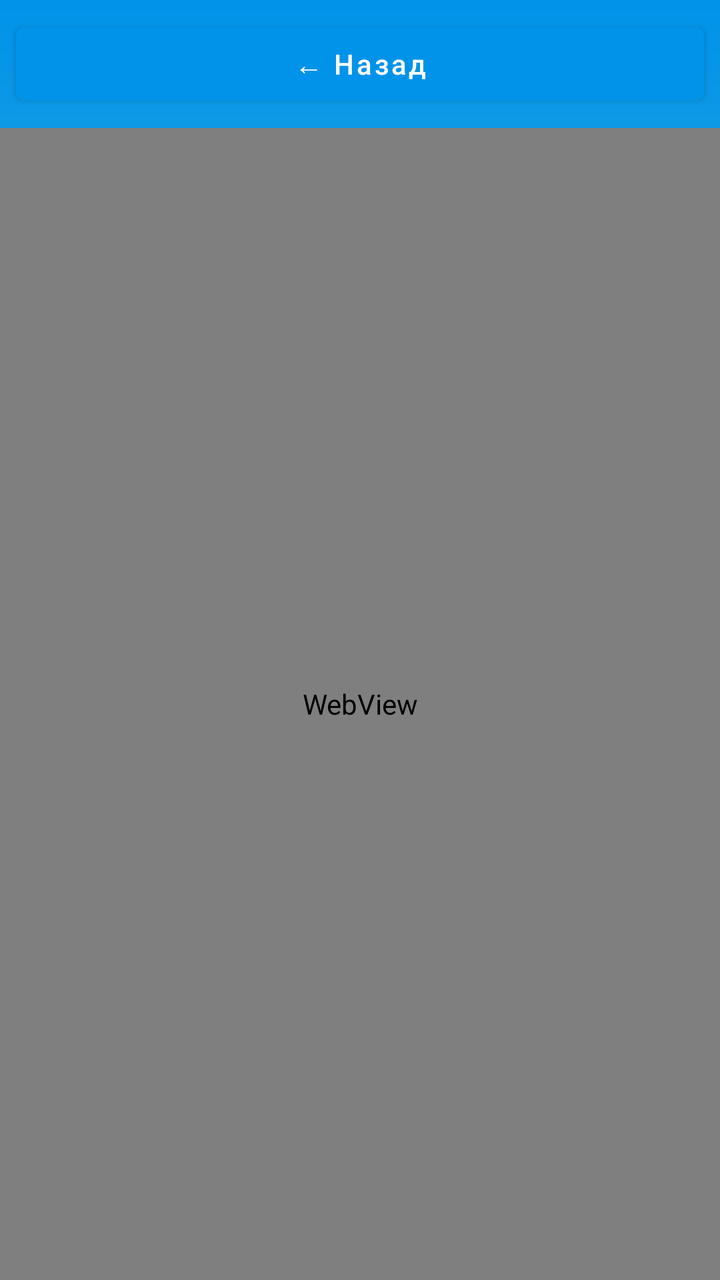
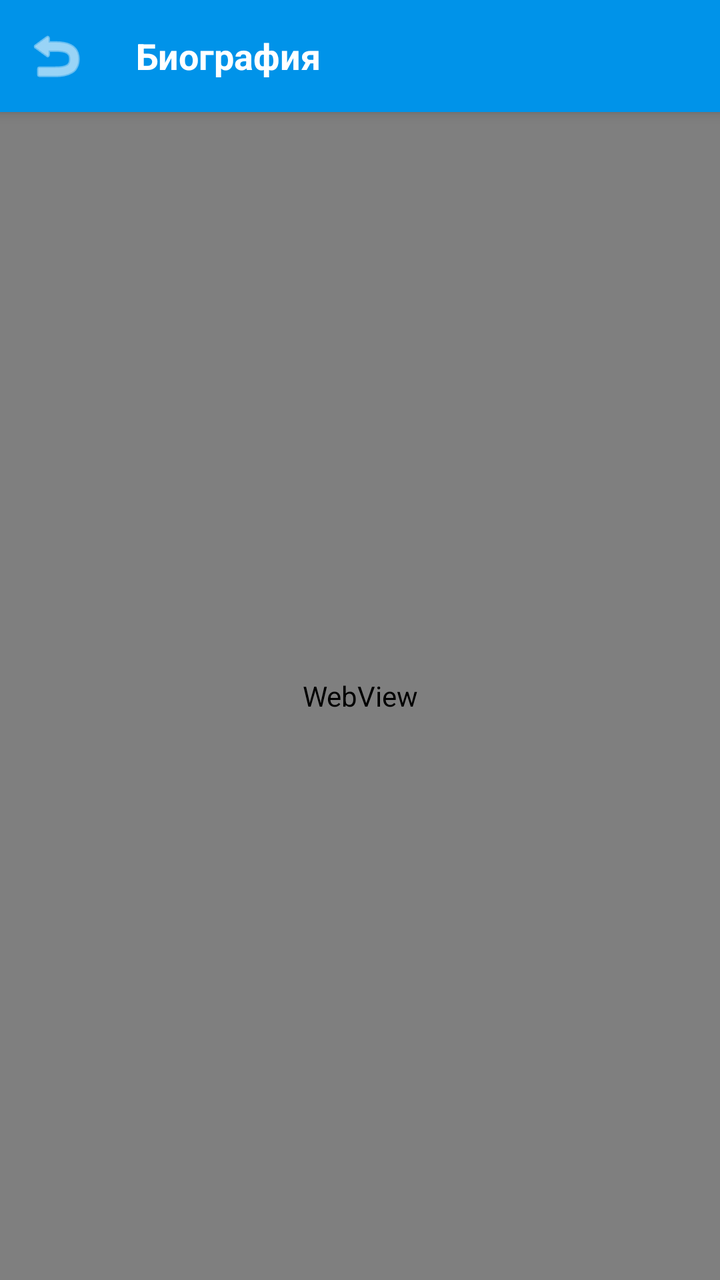

Compare the two renders of this Android layout. The source of the first and the diff that turns it into the second are given below.
<!-- AndroidManifest.xml: application theme Theme.AquaTime -->
<!-- res/layout/fragment_athlete_detail.xml -->
<?xml version="1.0" encoding="utf-8"?>
<LinearLayout xmlns:android="http://schemas.android.com/apk/res/android"
    xmlns:app="http://schemas.android.com/apk/res-auto"
    android:layout_width="match_parent"
    android:layout_height="match_parent"
    android:orientation="vertical"
    android:background="@drawable/bg_gradient">

    
    <Button
        android:id="@+id/btn_back"
        android:layout_width="match_parent"
        android:layout_height="wrap_content"
        android:text="← Назад"
        android:textAllCaps="false"
        android:textColor="@android:color/white"
        android:backgroundTint="@color/aqua_primary"
        android:layout_margin="8dp" />

    
    <WebView
        android:id="@+id/webView"
        android:layout_width="match_parent"
        android:layout_height="0dp"
        android:layout_weight="1"
        android:background="@android:color/white" />

</LinearLayout>
<!-- resources referenced by this layout -->
<resources>
  <color name="aqua_primary">#0093E9</color>
  <!-- drawable bg_gradient (drawable) -->
  <shape xmlns:android="http://schemas.android.com/apk/res/android">
      <gradient
          android:type="linear"
          android:startColor="#0093E9"
          android:endColor="#80D0C7"
          android:angle="270"/>
  </shape>
  <style name="Theme.AquaTime" parent="Theme.MaterialComponents.DayNight.NoActionBar">
          
          <item name="colorPrimary">@color/aqua_primary</item>
          <item name="colorPrimaryVariant">@color/aqua_secondary</item>
          <item name="colorOnPrimary">@android:color/white</item>
  
          <item name="colorSecondary">@color/aqua_accent</item>
          <item name="colorSecondaryVariant">@color/aqua_primary</item>
          <item name="colorOnSecondary">@android:color/white</item>
  
          
          <item name="android:colorBackground">@color/background_light</item>
  
          
          <item name="android:textColor">@color/text_primary</item>
      </style>
  <color name="aqua_secondary">#80D0C7</color>
  <color name="aqua_accent">#0077B6</color>
  <color name="background_light">#F4FAFF</color>
  <color name="text_primary">#0D0D0D</color>
</resources>

<!-- the commit's change to res/layout/fragment_athlete_detail.xml (unified diff, before → after) -->
@@ -1,28 +1,50 @@
 <?xml version="1.0" encoding="utf-8"?>
-<LinearLayout xmlns:android="http://schemas.android.com/apk/res/android"
+<RelativeLayout xmlns:android="http://schemas.android.com/apk/res/android"
     xmlns:app="http://schemas.android.com/apk/res-auto"
     android:layout_width="match_parent"
     android:layout_height="match_parent"
-    android:orientation="vertical"
-    android:background="@drawable/bg_gradient">
+    android:background="@android:color/white">
 
-    
-    <Button
-        android:id="@+id/btn_back"
+    <LinearLayout
+        android:id="@+id/toolbar"
         android:layout_width="match_parent"
         android:layout_height="wrap_content"
-        android:text="← Назад"
-        android:textAllCaps="false"
-        android:textColor="@android:color/white"
-        android:backgroundTint="@color/aqua_primary"
-        android:layout_margin="8dp" />
+        android:background="@color/aqua_primary"
+        android:padding="4dp"
+        android:elevation="4dp">
 
-    
+        <ImageButton
+            android:id="@+id/btn_back"
+            android:layout_width="48dp"
+            android:layout_height="48dp"
+            android:background="?attr/selectableItemBackgroundBorderless"
+            android:src="@android:drawable/ic_menu_revert"
+            app:tint="@android:color/white" />
+
+        <TextView
+            android:layout_width="wrap_content"
+            android:layout_height="wrap_content"
+            android:layout_gravity="center_vertical"
+            android:text="Биография"
+            android:textColor="@android:color/white"
+            android:textStyle="bold"
+            android:textSize="18sp"
+            android:layout_marginStart="16dp"/>
+    </LinearLayout>
+
+    <ProgressBar
+        android:id="@+id/web_loader"
+        style="@style/Widget.AppCompat.ProgressBar.Horizontal"
+        android:layout_width="match_parent"
+        android:layout_height="4dp"
+        android:layout_below="@id/toolbar"
+        android:indeterminate="true"
+        android:visibility="gone" />
+
     <WebView
         android:id="@+id/webView"
         android:layout_width="match_parent"
-        android:layout_height="0dp"
-        android:layout_weight="1"
-        android:background="@android:color/white" />
+        android:layout_height="match_parent"
+        android:layout_below="@id/web_loader" />
 
-</LinearLayout>
+</RelativeLayout>
<!-- resource entries referenced after the edit -->
@@ -1,14 +1,6 @@
 <!-- resources referenced by this layout -->
 <resources>
   <color name="aqua_primary">#0093E9</color>
-  <!-- drawable bg_gradient (drawable) -->
-  <shape xmlns:android="http://schemas.android.com/apk/res/android">
-      <gradient
-          android:type="linear"
-          android:startColor="#0093E9"
-          android:endColor="#80D0C7"
-          android:angle="270"/>
-  </shape>
   <style name="Theme.AquaTime" parent="Theme.MaterialComponents.DayNight.NoActionBar">
           
           <item name="colorPrimary">@color/aqua_primary</item>
